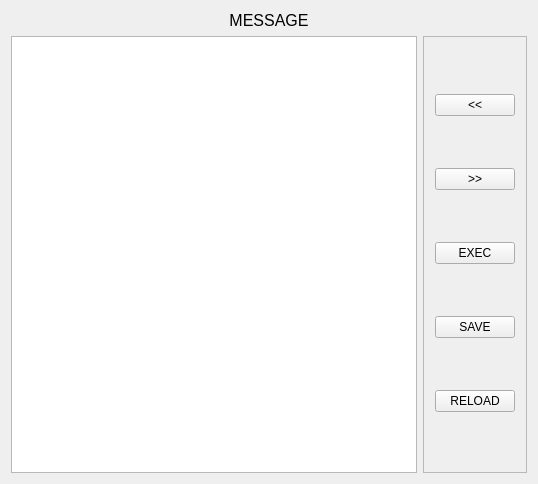
Qt form src/ui-qt/base/ui_ecp_dialogs/wgt_swarm.ui (ptroja/mrrocpp) before a commit.
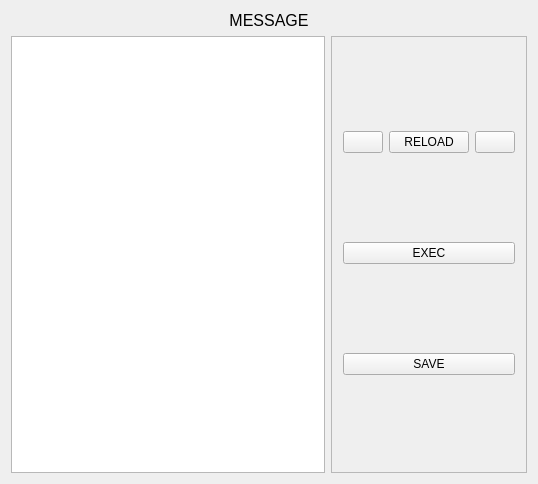
The same form after that commit.

Commit message: ui: icons in swarm dialog

The edit to the form file:
```diff
--- a/src/ui-qt/base/ui_ecp_dialogs/wgt_swarm.ui
+++ b/src/ui-qt/base/ui_ecp_dialogs/wgt_swarm.ui
@@ -51,18 +51,21 @@
      </property>
      <layout class="QVBoxLayout" name="verticalLayout">
       <item>
-       <widget class="QPushButton" name="pushButton_prev">
-        <property name="text">
-         <string>&lt;&lt;</string>
-        </property>
-       </widget>
+       <layout class="QHBoxLayout" name="horizontalLayout">
+        <item>
+         <widget class="QPushButton" name="pushButton_prev"/>
       </item>
       <item>
-       <widget class="QPushButton" name="pushButton_next">
+         <widget class="QPushButton" name="pushButton_reload">
         <property name="text">
-         <string>&gt;&gt;</string>
-        </property>
-       </widget>
+           <string>RELOAD</string>
+          </property>
+         </widget>
+        </item>
+        <item>
+         <widget class="QPushButton" name="pushButton_next"/>
+        </item>
+       </layout>
       </item>
       <item>
        <widget class="QPushButton" name="pushButton_exec">
@@ -78,13 +81,6 @@
         </property>
        </widget>
       </item>
-      <item>
-       <widget class="QPushButton" name="pushButton_reload">
-        <property name="text">
-         <string>RELOAD</string>
-        </property>
-       </widget>
-      </item>
      </layout>
     </widget>
    </item>
```
Lines whose indentation alone changed are shown as unchanged. The commit also changes 1 other file.
